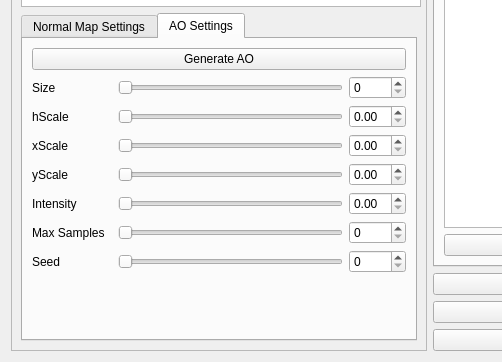
Above: normalgen_gui/normalgenui.ui from MagicRedDeer/NormalGen before the change; both pictures show x 0 to 502 and y 442 to 804 of the 974 by 804 pixel window. Below: the same form after it.
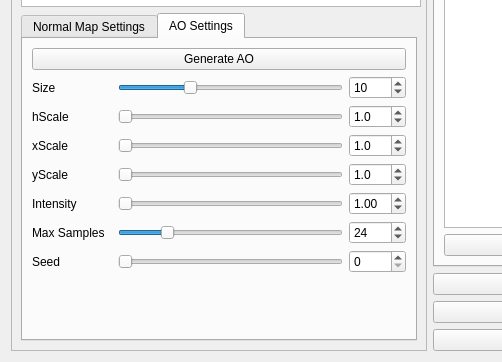
That is the form after the change.

Commit message: adjust slider values

The edit to the form file:
```diff
--- a/normalgen_gui/normalgenui.ui
+++ b/normalgen_gui/normalgenui.ui
@@ -275,13 +275,38 @@
                 <height>0</height>
                </size>
               </property>
+              <property name="minimum">
+               <number>1</number>
+              </property>
+              <property name="maximum">
+               <number>30</number>
+              </property>
+              <property name="value">
+               <number>10</number>
+              </property>
               <property name="orientation">
                <enum>Qt::Horizontal</enum>
               </property>
+              <property name="invertedAppearance">
+               <bool>false</bool>
+              </property>
+              <property name="invertedControls">
+               <bool>false</bool>
+              </property>
              </widget>
             </item>
             <item>
-             <widget class="QSpinBox" name="ao_size_spinbox"/>
+             <widget class="QSpinBox" name="ao_size_spinbox">
+              <property name="minimum">
+               <number>1</number>
+              </property>
+              <property name="maximum">
+               <number>30</number>
+              </property>
+              <property name="value">
+               <number>10</number>
+              </property>
+             </widget>
             </item>
            </layout>
           </item>
@@ -320,7 +345,26 @@
              </widget>
             </item>
             <item>
-             <widget class="QDoubleSpinBox" name="ao_hscale_spinbox"/>
+             <widget class="QDoubleSpinBox" name="ao_hscale_spinbox">
+              <property name="prefix">
+               <string/>
+              </property>
+              <property name="decimals">
+               <number>1</number>
+              </property>
+              <property name="minimum">
+               <double>0.100000000000000</double>
+              </property>
+              <property name="maximum">
+               <double>10.000000000000000</double>
+              </property>
+              <property name="singleStep">
+               <double>0.100000000000000</double>
+              </property>
+              <property name="value">
+               <double>1.000000000000000</double>
+              </property>
+             </widget>
             </item>
            </layout>
           </item>
@@ -359,7 +403,23 @@
              </widget>
             </item>
             <item>
-             <widget class="QDoubleSpinBox" name="ao_xscale_spinbox"/>
+             <widget class="QDoubleSpinBox" name="ao_xscale_spinbox">
+              <property name="decimals">
+               <number>1</number>
+              </property>
+              <property name="minimum">
+               <double>0.100000000000000</double>
+              </property>
+              <property name="maximum">
+               <double>10.000000000000000</double>
+              </property>
+              <property name="singleStep">
+               <double>0.100000000000000</double>
+              </property>
+              <property name="value">
+               <double>1.000000000000000</double>
+              </property>
+             </widget>
             </item>
            </layout>
           </item>
@@ -398,7 +458,23 @@
              </widget>
             </item>
             <item>
-             <widget class="QDoubleSpinBox" name="ao_yscale_spinbox"/>
+             <widget class="QDoubleSpinBox" name="ao_yscale_spinbox">
+              <property name="decimals">
+               <number>1</number>
+              </property>
+              <property name="minimum">
+               <double>0.100000000000000</double>
+              </property>
+              <property name="maximum">
+               <double>10.000000000000000</double>
+              </property>
+              <property name="singleStep">
+               <double>0.100000000000000</double>
+              </property>
+              <property name="value">
+               <double>1.000000000000000</double>
+              </property>
+             </widget>
             </item>
            </layout>
           </item>
@@ -437,7 +513,17 @@
              </widget>
             </item>
             <item>
-             <widget class="QDoubleSpinBox" name="ao_intensity_spinbox"/>
+             <widget class="QDoubleSpinBox" name="ao_intensity_spinbox">
+              <property name="maximum">
+               <double>10.000000000000000</double>
+              </property>
+              <property name="singleStep">
+               <double>0.100000000000000</double>
+              </property>
+              <property name="value">
+               <double>1.000000000000000</double>
+              </property>
+             </widget>
             </item>
            </layout>
           </item>
@@ -470,13 +556,29 @@
                 <height>0</height>
                </size>
               </property>
+              <property name="minimum">
+               <number>5</number>
+              </property>
+              <property name="sliderPosition">
+               <number>24</number>
+              </property>
               <property name="orientation">
                <enum>Qt::Horizontal</enum>
               </property>
              </widget>
             </item>
             <item>
-             <widget class="QSpinBox" name="ao_samples_spinbox"/>
+             <widget class="QSpinBox" name="ao_samples_spinbox">
+              <property name="minimum">
+               <number>5</number>
+              </property>
+              <property name="maximum">
+               <number>100</number>
+              </property>
+              <property name="value">
+               <number>24</number>
+              </property>
+             </widget>
             </item>
            </layout>
           </item>
```
Left out of the diff: 72 changed lines with no effect on the pictures.
